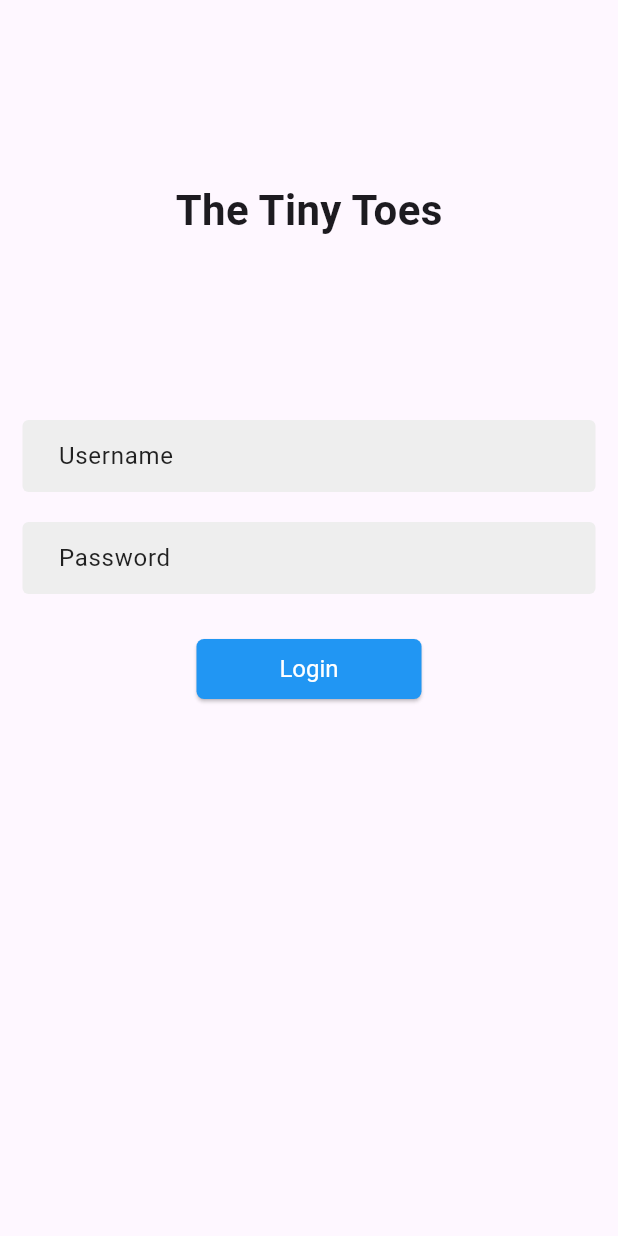
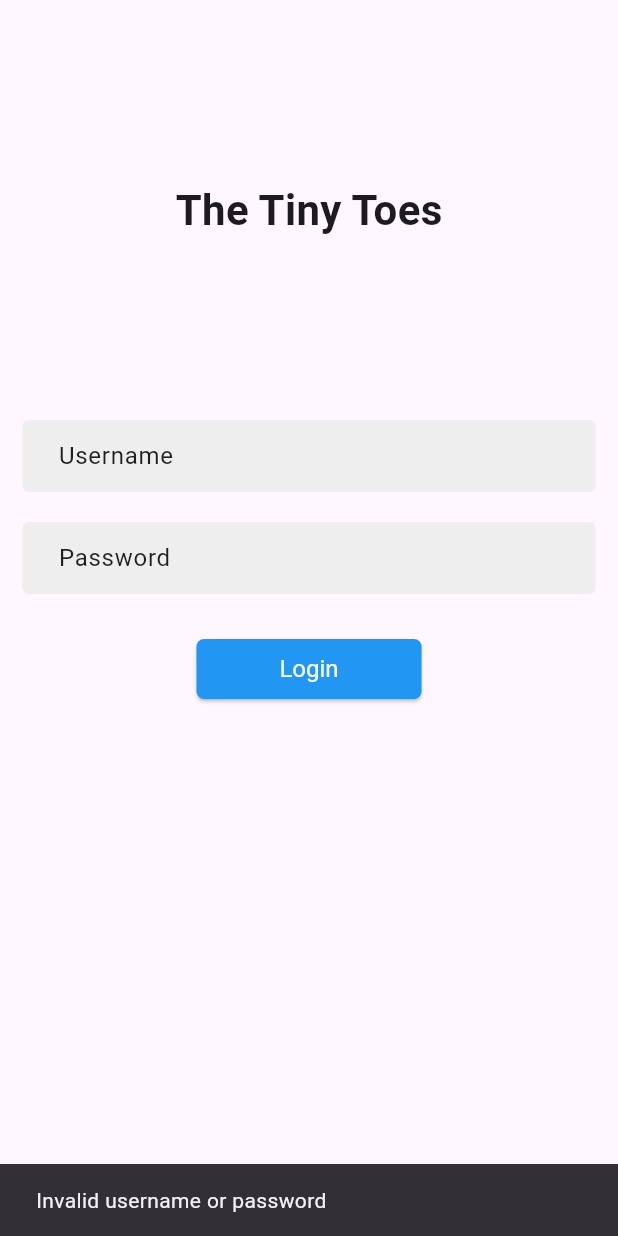
Before and after one commit to BRUNTHIKKA/the-tiny-toes, a Flutter app: the screen it shows after launch, after a tap on "Login", on a phone screen of 412 x 824 dp. Run offline on Flutter 3.47's test engine with Material 3 defaults, Android fonts, the light colour scheme and no system bars; our stand-ins replace shared_preferences.

Commit message:
#6 Prevent multiple logins using storage service

```diff
--- a/client/apps/thetinytoes_app/lib/login_page.dart
+++ b/client/apps/thetinytoes_app/lib/login_page.dart
@@ -1,11 +1,34 @@
 import 'package:flutter/material.dart';
+import 'package:provider/provider.dart';
+import 'package:thetinytoes_app/auth_provider.dart';
+import 'package:thetinytoes_app/storage_service.dart';
 
-class LoginPage extends StatelessWidget {
+class LoginPage extends StatefulWidget {
+  @override
+  _LoginPageState createState() => _LoginPageState();
+}
+
+class _LoginPageState extends State<LoginPage> {
   final TextEditingController usernameController = TextEditingController();
   final TextEditingController passwordController = TextEditingController();
+  late AuthProvider authProvider;
+  late StorageService storageService;
+
+  @override
+  void initState() {
+    super.initState();
+    WidgetsBinding.instance?.addPostFrameCallback((_) {
+      _checkLoginStatus();
+    });
+  }
 
   @override
   Widget build(BuildContext context) {
+    authProvider =
+        Provider.of<AuthProvider>(context, listen: false); // Get auth provider
+    storageService = Provider.of<StorageService>(context,
+        listen: false); // Get storage service
+
     return Scaffold(
       body: Padding(
         padding: EdgeInsets.symmetric(horizontal: 15, vertical: 120),
@@ -20,6 +43,7 @@ class LoginPage extends StatelessWidget {
             ),
             SizedBox(height: 120, width: 10),
             TextFormField(
+              controller: usernameController,
               decoration: InputDecoration(
                 contentPadding: const EdgeInsets.symmetric(
                     horizontal: 20.0, vertical: 10.0),
@@ -35,6 +59,7 @@ class LoginPage extends StatelessWidget {
             ),
             SizedBox(height: 20),
             TextFormField(
+              controller: passwordController,
               decoration: InputDecoration(
                 contentPadding: const EdgeInsets.symmetric(
                     horizontal: 20.0, vertical: 10.0),
@@ -53,14 +78,36 @@ class LoginPage extends StatelessWidget {
               height: 40,
               width: 150,
               child: ElevatedButton(
-                onPressed: () {},
+                onPressed: () async {
+                  var isValidLogin = authProvider.validateLogin(
+                    usernameController.text,
+                    passwordController.text,
+                  );
+
+                  if (isValidLogin) {
+                    // Store username after successful login
+                    await storageService.saveUsername(usernameController.text);
+
+                    // Redirect based on login status
+                    bool isLoggedIn =
+                        await storageService.getUsername() != null;
+                    if (isLoggedIn) {
+                      Navigator.pushReplacementNamed(context, '/users');
+                    } else {
+                      Navigator.pushReplacementNamed(context, '/login');
+                    }
+                  } else {
+                    // Show error message
+                    ScaffoldMessenger.of(context).showSnackBar(
+                      SnackBar(content: Text('Invalid username or password')),
+                    );
+                  }
+                },
                 style: ButtonStyle(
-                  backgroundColor: MaterialStateProperty.all<Color>(
-                    Colors.blue,
-                  ),
-                  foregroundColor: MaterialStateProperty.all<Color>(
-                    Colors.white,
-                  ),
+                  backgroundColor:
+                      MaterialStateProperty.all<Color>(Colors.blue),
+                  foregroundColor:
+                      MaterialStateProperty.all<Color>(Colors.white),
                   textStyle: MaterialStateProperty.all<TextStyle>(
                     const TextStyle(fontSize: 16),
                   ),
@@ -78,4 +125,14 @@ class LoginPage extends StatelessWidget {
       ),
     );
   }
+
+  // Checks login status
+  // If the user already logged in go to users page
+  // Else stay at login page
+  Future<void> _checkLoginStatus() async {
+    bool isLoggedIn = await storageService.getUsername() != null;
+    if (isLoggedIn) {
+      Navigator.pushReplacementNamed(context, '/users');
+    }
+  }
 }
--- a/client/apps/thetinytoes_app/lib/main.dart
+++ b/client/apps/thetinytoes_app/lib/main.dart
@@ -1,23 +1,32 @@
 import 'package:flutter/material.dart';
-import 'package:thetinytoes_app/login_page.dart';
+import 'package:provider/provider.dart';
+import 'package:thetinytoes_app/users_page.dart';
+import 'auth_provider.dart';
+import 'storage_service.dart';
+import 'login_page.dart';
 
 void main() {
-  runApp(MyApp());
+  runApp(
+    MultiProvider(
+      providers: [
+        ChangeNotifierProvider(create: (_) => AuthProvider()),
+        ChangeNotifierProvider(create: (_) => StorageService()),
+      ],
+      child: MyApp(),
+    ),
+  );
 }
 
-class MyApp extends StatefulWidget {
-  const MyApp({Key? key}) : super(key: key);
-
-  @override
-  State<MyApp> createState() => _MyAppState();
-}
-
-class _MyAppState extends State<MyApp> {
+class MyApp extends StatelessWidget {
   @override
   Widget build(BuildContext context) {
-    return  MaterialApp(
-      debugShowCheckedModeBanner: false,
+    return MaterialApp(
+      title: 'The Tiny Toes',
       home: LoginPage(),
+      routes: {
+        '/users': (context) => UsersPage(),
+        '/login': (context) => LoginPage(),
+      },
     );
   }
 }
--- a/client/apps/thetinytoes_app/lib/storage_service.dart
+++ b/client/apps/thetinytoes_app/lib/storage_service.dart
@@ -1,6 +1,7 @@
+import 'package:flutter/material.dart';
 import 'package:shared_preferences/shared_preferences.dart';
 
-class StorageService {
+class StorageService extends ChangeNotifier {
   Future<void> saveUsername(String username) async {
     SharedPreferences prefs = await SharedPreferences.getInstance();
     await prefs.setString('username', username);
--- /dev/null
+++ b/client/apps/thetinytoes_app/lib/users_page.dart
@@ -0,0 +1,10 @@
+import 'package:flutter/material.dart';
+
+class UsersPage extends StatelessWidget {
+  const UsersPage({super.key});
+
+  @override
+  Widget build(BuildContext context) {
+    return const Placeholder();
+  }
+}
```
